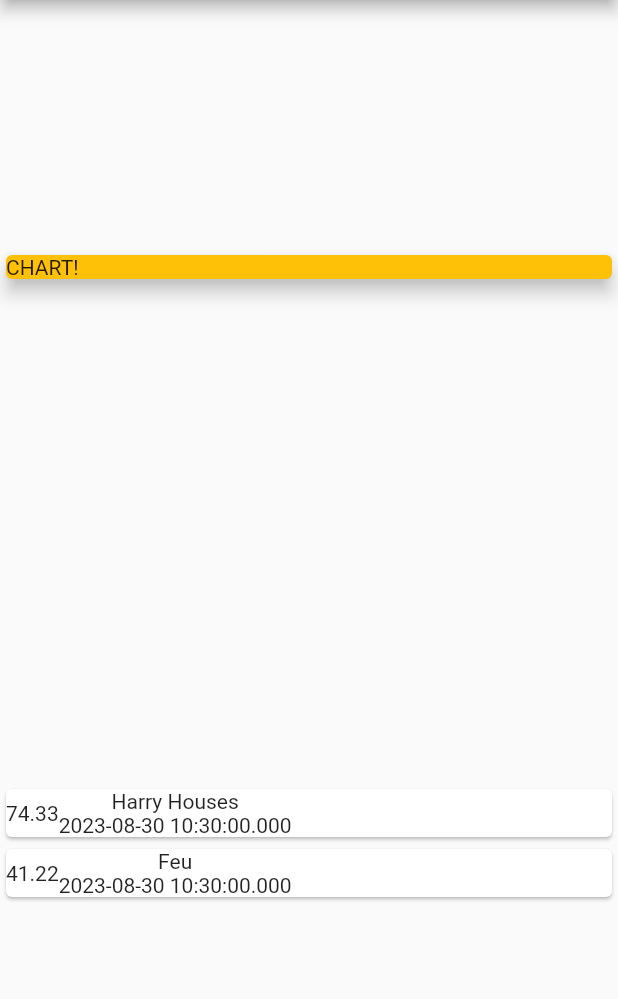
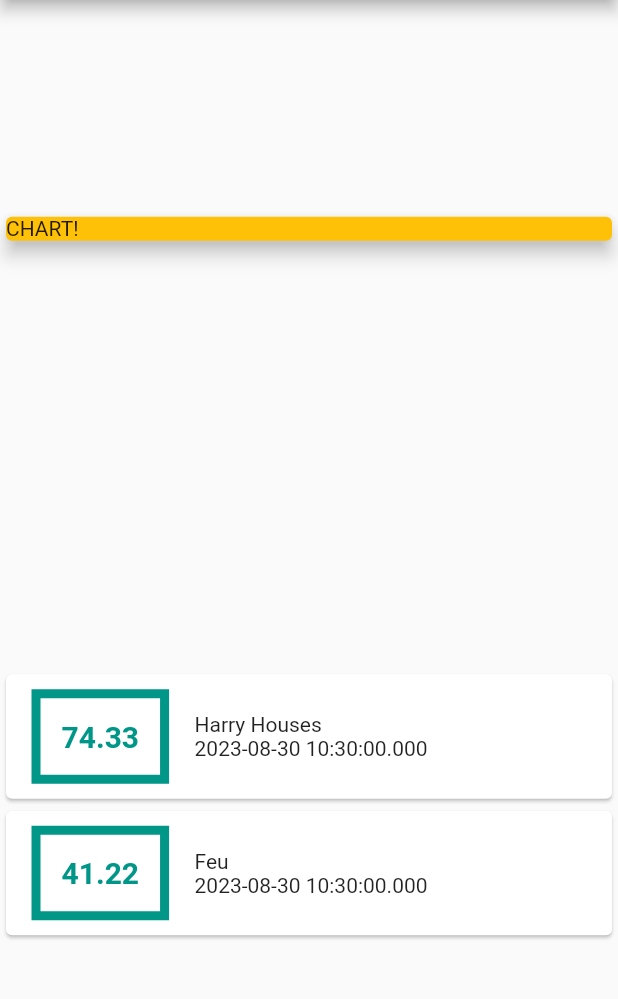
Before and after one commit to Oswald-Faust/Organize-App, a Flutter app: the screen it shows after launch, on a phone screen of 412 x 824 dp, the part 84-1083 px from its top. Run offline on Flutter 3.47's test engine with Material 2 defaults, Android fonts, the light colour scheme and no system bars.

Commit message:
Work with card

```diff
--- a/lib/main.dart
+++ b/lib/main.dart
@@ -32,7 +32,7 @@ class MyHomePage extends StatelessWidget {
       ),
       body: Column(
           mainAxisAlignment: MainAxisAlignment.spaceAround,
-          crossAxisAlignment: CrossAxisAlignment.stretch,
+          crossAxisAlignment: CrossAxisAlignment.end,
           children: <Widget>[
             Card(
               color: Colors.amber,
@@ -47,9 +47,24 @@ class MyHomePage extends StatelessWidget {
                 return Card(
                     child: Row(children: <Widget>[
                   Container(
-                    child: Text(tx.amount.toString()),
+                    margin: EdgeInsets.symmetric(vertical: 10, horizontal: 17),
+                    decoration: BoxDecoration(
+                      border: Border.all(
+                        color: Colors.teal,
+                        width: 6,
+                      ),
+                    ),
+                    padding: EdgeInsets.all(14),
+                    child: Text(
+                      tx.amount.toString(),
+                      style: TextStyle(
+                          fontWeight: FontWeight.bold,
+                          fontSize: 20,
+                          color: Colors.teal),
+                    ),
                   ),
                   Column(
+                    crossAxisAlignment: CrossAxisAlignment.start,
                     children: <Widget>[
                       Text(tx.title),
                       Text(tx.date.toString())
```
